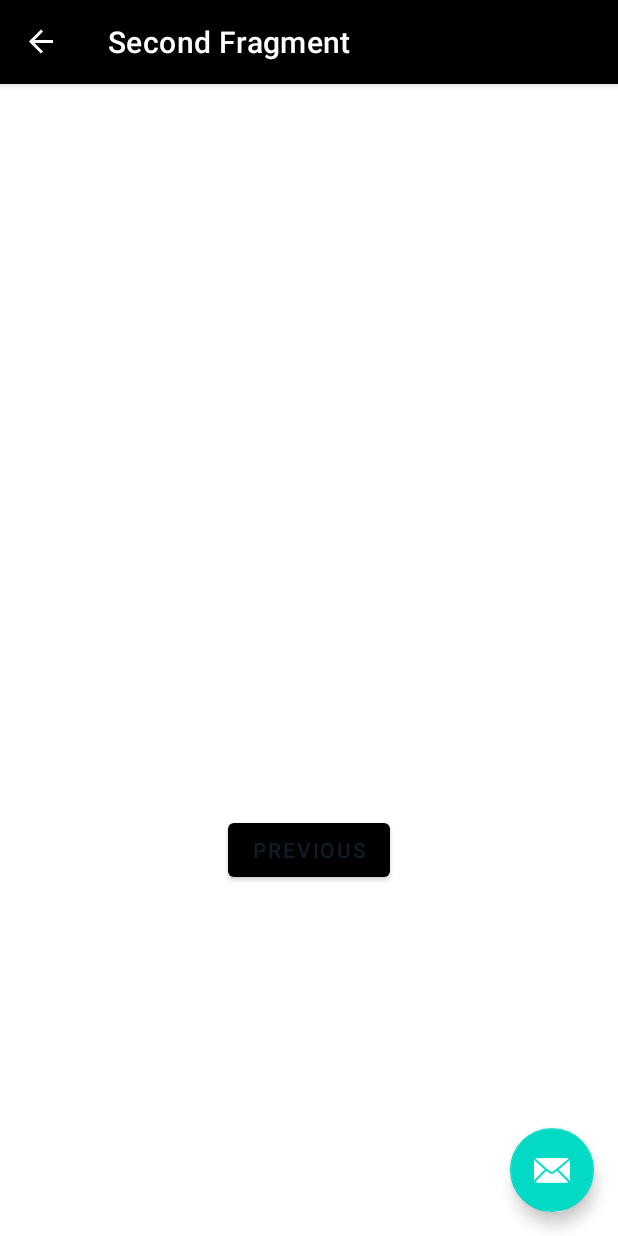
After one commit to MORGANlTE/Rick-And-Morty-App, an Android app: the SecondFragment screen opened through its navigation route, on a phone screen of 412 x 824 dp. The commit adds this screen. Run offline under Robolectric (Android 15) with nearby library versions, the phone set to English and light mode, and no system bars; our stand-ins replace navigation-ui.

Commit message:
Empty credits page (for remco)

```diff
--- a/app/build.gradle
+++ b/app/build.gradle
@@ -34,6 +34,9 @@
     kotlinOptions {
         jvmTarget = '1.8'
     }
+    buildFeatures {
+        viewBinding true
+    }
 }
 
 dependencies {
--- /dev/null
+++ b/app/src/main/java/com/rl/rickandmortyapp/Credits.kt
@@ -0,0 +1,40 @@
+package com.rl.rickandmortyapp
+
+import android.os.Bundle
+import com.google.android.material.snackbar.Snackbar
+import androidx.appcompat.app.AppCompatActivity
+import androidx.navigation.findNavController
+import androidx.navigation.ui.AppBarConfiguration
+import androidx.navigation.ui.navigateUp
+import androidx.navigation.ui.setupActionBarWithNavController
+import com.rl.rickandmortyapp.databinding.ActivityCreditsBinding
+
+class Credits : AppCompatActivity() {
+
+    private lateinit var appBarConfiguration: AppBarConfiguration
+    private lateinit var binding: ActivityCreditsBinding
+
+    override fun onCreate(savedInstanceState: Bundle?) {
+        super.onCreate(savedInstanceState)
+
+        binding = ActivityCreditsBinding.inflate(layoutInflater)
+        setContentView(binding.root)
+
+        setSupportActionBar(binding.toolbar)
+
+        val navController = findNavController(R.id.nav_host_fragment_content_credits)
+        appBarConfiguration = AppBarConfiguration(navController.graph)
+        setupActionBarWithNavController(navController, appBarConfiguration)
+
+        binding.fab.setOnClickListener { view ->
+            Snackbar.make(view, "Replace with your own action", Snackbar.LENGTH_LONG)
+                .setAction("Action", null).show()
+        }
+    }
+
+    override fun onSupportNavigateUp(): Boolean {
+        val navController = findNavController(R.id.nav_host_fragment_content_credits)
+        return navController.navigateUp(appBarConfiguration)
+                || super.onSupportNavigateUp()
+    }
+}
--- /dev/null
+++ b/app/src/main/java/com/rl/rickandmortyapp/FirstFragment.kt
@@ -0,0 +1,44 @@
+package com.rl.rickandmortyapp
+
+import android.os.Bundle
+import androidx.fragment.app.Fragment
+import android.view.LayoutInflater
+import android.view.View
+import android.view.ViewGroup
+import androidx.navigation.fragment.findNavController
+import com.rl.rickandmortyapp.databinding.FragmentFirstBinding
+
+/**
+ * A simple [Fragment] subclass as the default destination in the navigation.
+ */
+class FirstFragment : Fragment() {
+
+    private var _binding: FragmentFirstBinding? = null
+
+    // This property is only valid between onCreateView and
+    // onDestroyView.
+    private val binding get() = _binding!!
+
+    override fun onCreateView(
+        inflater: LayoutInflater, container: ViewGroup?,
+        savedInstanceState: Bundle?
+    ): View? {
+
+        _binding = FragmentFirstBinding.inflate(inflater, container, false)
+        return binding.root
+
+    }
+
+    override fun onViewCreated(view: View, savedInstanceState: Bundle?) {
+        super.onViewCreated(view, savedInstanceState)
+
+        binding.buttonFirst.setOnClickListener {
+            findNavController().navigate(R.id.action_FirstFragment_to_SecondFragment)
+        }
+    }
+
+    override fun onDestroyView() {
+        super.onDestroyView()
+        _binding = null
+    }
+}
--- /dev/null
+++ b/app/src/main/java/com/rl/rickandmortyapp/SecondFragment.kt
@@ -0,0 +1,44 @@
+package com.rl.rickandmortyapp
+
+import android.os.Bundle
+import androidx.fragment.app.Fragment
+import android.view.LayoutInflater
+import android.view.View
+import android.view.ViewGroup
+import androidx.navigation.fragment.findNavController
+import com.rl.rickandmortyapp.databinding.FragmentSecondBinding
+
+/**
+ * A simple [Fragment] subclass as the second destination in the navigation.
+ */
+class SecondFragment : Fragment() {
+
+    private var _binding: FragmentSecondBinding? = null
+
+    // This property is only valid between onCreateView and
+    // onDestroyView.
+    private val binding get() = _binding!!
+
+    override fun onCreateView(
+        inflater: LayoutInflater, container: ViewGroup?,
+        savedInstanceState: Bundle?
+    ): View? {
+
+        _binding = FragmentSecondBinding.inflate(inflater, container, false)
+        return binding.root
+
+    }
+
+    override fun onViewCreated(view: View, savedInstanceState: Bundle?) {
+        super.onViewCreated(view, savedInstanceState)
+
+        binding.buttonSecond.setOnClickListener {
+            findNavController().navigate(R.id.action_SecondFragment_to_FirstFragment)
+        }
+    }
+
+    override fun onDestroyView() {
+        super.onDestroyView()
+        _binding = null
+    }
+}
--- /dev/null
+++ b/app/src/main/res/layout/activity_credits.xml
@@ -0,0 +1,34 @@
+<?xml version="1.0" encoding="utf-8"?>
+<androidx.coordinatorlayout.widget.CoordinatorLayout xmlns:android="http://schemas.android.com/apk/res/android"
+    xmlns:app="http://schemas.android.com/apk/res-auto"
+    xmlns:tools="http://schemas.android.com/tools"
+    android:layout_width="match_parent"
+    android:layout_height="match_parent"
+    tools:context=".Credits">
+
+    <com.google.android.material.appbar.AppBarLayout
+        android:layout_width="match_parent"
+        android:layout_height="wrap_content"
+        android:theme="@style/Theme.RickAndMortyApp.AppBarOverlay">
+
+        <androidx.appcompat.widget.Toolbar
+            android:id="@+id/toolbar"
+            android:layout_width="match_parent"
+            android:layout_height="?attr/actionBarSize"
+            android:background="?attr/colorPrimary"
+            app:popupTheme="@style/Theme.RickAndMortyApp.PopupOverlay" />
+
+    </com.google.android.material.appbar.AppBarLayout>
+
+    <include layout="@layout/content_credits" />
+
+    <com.google.android.material.floatingactionbutton.FloatingActionButton
+        android:id="@+id/fab"
+        android:layout_width="wrap_content"
+        android:layout_height="wrap_content"
+        android:layout_gravity="bottom|end"
+        android:layout_marginEnd="@dimen/fab_margin"
+        android:layout_marginBottom="16dp"
+        app:srcCompat="@android:drawable/ic_dialog_email" />
+
+</androidx.coordinatorlayout.widget.CoordinatorLayout>
--- /dev/null
+++ b/app/src/main/res/layout/content_credits.xml
@@ -0,0 +1,19 @@
+<?xml version="1.0" encoding="utf-8"?>
+<androidx.constraintlayout.widget.ConstraintLayout xmlns:android="http://schemas.android.com/apk/res/android"
+    xmlns:app="http://schemas.android.com/apk/res-auto"
+    android:layout_width="match_parent"
+    android:layout_height="match_parent"
+    app:layout_behavior="@string/appbar_scrolling_view_behavior">
+
+    <fragment
+        android:id="@+id/nav_host_fragment_content_credits"
+        android:name="androidx.navigation.fragment.NavHostFragment"
+        android:layout_width="0dp"
+        android:layout_height="0dp"
+        app:defaultNavHost="true"
+        app:layout_constraintBottom_toBottomOf="parent"
+        app:layout_constraintEnd_toEndOf="parent"
+        app:layout_constraintStart_toStartOf="parent"
+        app:layout_constraintTop_toTopOf="parent"
+        app:navGraph="@navigation/nav_graph" />
+</androidx.constraintlayout.widget.ConstraintLayout>
--- /dev/null
+++ b/app/src/main/res/layout/fragment_second.xml
@@ -0,0 +1,27 @@
+<?xml version="1.0" encoding="utf-8"?>
+<androidx.constraintlayout.widget.ConstraintLayout xmlns:android="http://schemas.android.com/apk/res/android"
+    xmlns:app="http://schemas.android.com/apk/res-auto"
+    xmlns:tools="http://schemas.android.com/tools"
+    android:layout_width="match_parent"
+    android:layout_height="match_parent"
+    tools:context=".SecondFragment">
+
+    <TextView
+        android:id="@+id/textview_second"
+        android:layout_width="wrap_content"
+        android:layout_height="wrap_content"
+        app:layout_constraintBottom_toTopOf="@id/button_second"
+        app:layout_constraintEnd_toEndOf="parent"
+        app:layout_constraintStart_toStartOf="parent"
+        app:layout_constraintTop_toTopOf="parent" />
+
+    <Button
+        android:id="@+id/button_second"
+        android:layout_width="wrap_content"
+        android:layout_height="wrap_content"
+        android:text="@string/previous"
+        app:layout_constraintBottom_toBottomOf="parent"
+        app:layout_constraintEnd_toEndOf="parent"
+        app:layout_constraintStart_toStartOf="parent"
+        app:layout_constraintTop_toBottomOf="@id/textview_second" />
+</androidx.constraintlayout.widget.ConstraintLayout>
--- /dev/null
+++ b/app/src/main/res/navigation/nav_graph.xml
@@ -0,0 +1,28 @@
+<?xml version="1.0" encoding="utf-8"?>
+<navigation xmlns:android="http://schemas.android.com/apk/res/android"
+    xmlns:app="http://schemas.android.com/apk/res-auto"
+    xmlns:tools="http://schemas.android.com/tools"
+    android:id="@+id/nav_graph"
+    app:startDestination="@id/FirstFragment">
+
+    <fragment
+        android:id="@+id/FirstFragment"
+        android:name="com.rl.rickandmortyapp.FirstFragment"
+        android:label="@string/first_fragment_label"
+        tools:layout="@layout/fragment_first">
+
+        <action
+            android:id="@+id/action_FirstFragment_to_SecondFragment"
+            app:destination="@id/SecondFragment" />
+    </fragment>
+    <fragment
+        android:id="@+id/SecondFragment"
+        android:name="com.rl.rickandmortyapp.SecondFragment"
+        android:label="@string/second_fragment_label"
+        tools:layout="@layout/fragment_second">
+
+        <action
+            android:id="@+id/action_SecondFragment_to_FirstFragment"
+            app:destination="@id/FirstFragment" />
+    </fragment>
+</navigation>
--- a/app/src/main/res/navigation/navigation.xml
+++ b/app/src/main/res/navigation/navigation.xml
@@ -7,7 +7,7 @@
     <fragment
         android:id="@+id/homepageFragment"
         android:name="com.rl.rickandmortyapp.screens.main.HomepageFragment"
-        android:label="fragment_homepage"
+        android:label="Rick and Morty app"
         tools:layout="@layout/fragment_homepage" >
         <action
             android:id="@+id/action_homepageFragment_to_episodesFragment"
@@ -16,5 +16,5 @@
     <fragment
         android:id="@+id/episodesFragment8"
         android:name="com.rl.rickandmortyapp.screens.episodes.EpisodesFragment"
-        android:label="EpisodesFragment" />
+        android:label="Episodes" />
 </navigation>
--- /dev/null
+++ b/app/src/main/res/values-land/dimens.xml
@@ -0,0 +1,3 @@
+<resources>
+    <dimen name="fab_margin">48dp</dimen>
+</resources>
--- /dev/null
+++ b/app/src/main/res/values-w1240dp/dimens.xml
@@ -0,0 +1,3 @@
+<resources>
+    <dimen name="fab_margin">200dp</dimen>
+</resources>
--- /dev/null
+++ b/app/src/main/res/values-w600dp/dimens.xml
@@ -0,0 +1,3 @@
+<resources>
+    <dimen name="fab_margin">48dp</dimen>
+</resources>
--- /dev/null
+++ b/app/src/main/res/values/dimens.xml
@@ -0,0 +1,3 @@
+<resources>
+    <dimen name="fab_margin">16dp</dimen>
+</resources>
--- a/app/src/main/res/values/strings.xml
+++ b/app/src/main/res/values/strings.xml
@@ -7,4 +7,13 @@
     <string name="episodes">Episodes</string>
     <string name="check_out_the_episodes">Check out the episodes</string>
     <string name="characters">Characters</string>
+    <string name="title_activity_credits">Credits</string>
+    <!-- Strings used for fragments for navigation -->
+    <string name="first_fragment_label">First Fragment</string>
+    <string name="second_fragment_label">Second Fragment</string>
+    <string name="next">Next</string>
+    <string name="previous">Previous</string>
+
+    <string name="hello_first_fragment">Hello first fragment</string>
+    <string name="hello_second_fragment">Hello second fragment. Arg: %1$s</string>
 </resources>
--- a/app/src/main/res/values/themes.xml
+++ b/app/src/main/res/values/themes.xml
@@ -13,4 +13,13 @@
         <item name="android:statusBarColor">?attr/colorSecondaryVariant</item>
         <!-- Customize your theme here. -->
     </style>
+
+    <style name="Theme.RickAndMortyApp.NoActionBar">
+        <item name="windowActionBar">false</item>
+        <item name="windowNoTitle">true</item>
+    </style>
+
+    <style name="Theme.RickAndMortyApp.AppBarOverlay" parent="ThemeOverlay.AppCompat.Dark.ActionBar" />
+
+    <style name="Theme.RickAndMortyApp.PopupOverlay" parent="ThemeOverlay.AppCompat.Light" />
 </resources>
```
Also changed, not shown: app/src/main/AndroidManifest.xml (+9 -0 lines), app/src/main/java/com/rl/rickandmortyapp/MainActivity.kt (+14 -0 lines), app/src/main/res/layout/fragment_first.xml (added, +28 -0 lines).
